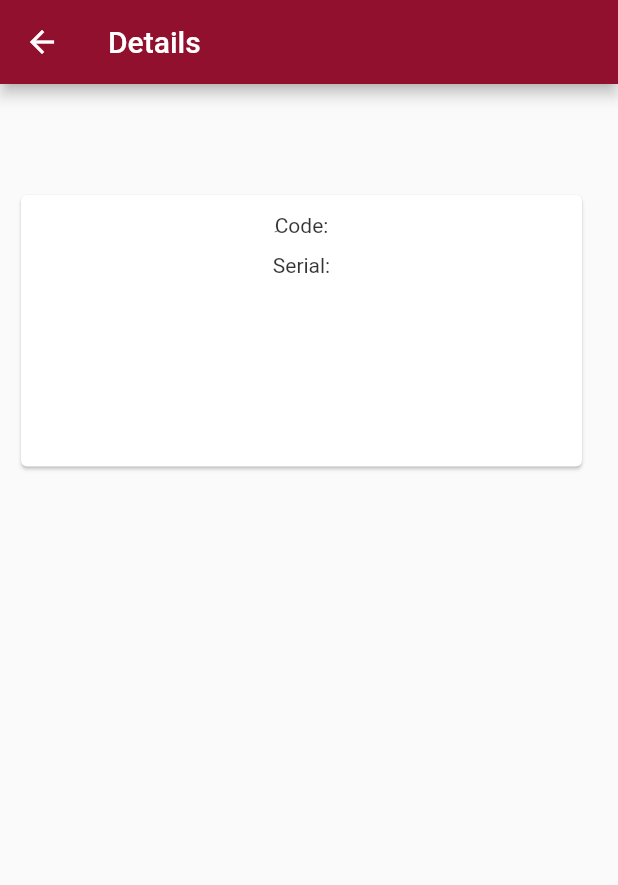
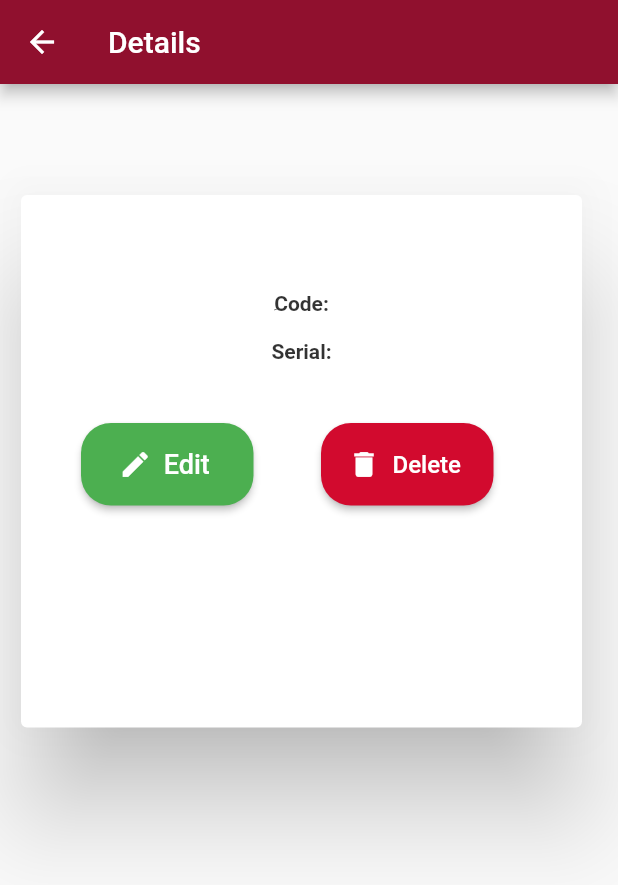
Before and after one commit to fourLinkERP/FourLinkERPMobile, a Flutter app: the DetailSalesInvoiceHWidget screen opened directly with empty values, on a phone screen of 412 x 824 dp. Shown: the top 885 px of the screen. Run offline on Flutter 3.47's test engine with Material 2 defaults, Android fonts, the phone set to English and light mode, and no system bars; our stand-ins replace carousel_slider, connectivity_plus, dio, dotted_border, dropdown_search, flutter_bloc and 19 more; missing offline and left inert: dart:ffi, mailer, syncfusion_flutter_signaturepad; accounts and stored records are empty; network calls fail; Roboto replaces fonts that are missing (jt).

Commit message:
commit in 2/11

```diff
--- a/assets/lang/ar.json
+++ b/assets/lang/ar.json
@@ -368,5 +368,6 @@
     "purchase": "مشتريات",
     "Sales": "مبيعات",
     "Today 8:26 AM": "اليوم 8:26 صباحا",
-    "185 cm": "185 سم"
+    "185 cm": "185 سم",
+    "Requests": "طلبات"
 }
--- a/lib/ui/module/accountreceivable/transactions/SalesInvoices/detailSalesInvoiceWidget.dart
+++ b/lib/ui/module/accountreceivable/transactions/SalesInvoices/detailSalesInvoiceWidget.dart
@@ -29,28 +29,29 @@ class _DetailSalesInvoiceHWidgetState extends State<DetailSalesInvoiceHWidget> {
         child: Container(
           padding: const EdgeInsets.only( top: 70.0, left: 10.0, right: 20.0, bottom: 0.0),
           child: Card(
+              color: Colors.white,
+              elevation: 30.0,
               child: Container(
-                  padding: const EdgeInsets.all(10.0),
-                  width: 440,
+                  padding: const EdgeInsets.only(top: 20.0, left: 0.0, bottom: 0.0),
+                  width: 400,
+                  height: 355,
                   child: Column(
                     children: <Widget>[
                       Container(
-                        margin: const EdgeInsets.fromLTRB(0, 0, 0, 10),
+                        margin: const EdgeInsets.only(left: 0.0, top: 42.0),
                         child: Column(
                           children: <Widget>[
-                            Text('code'.tr() + ':' + widget.salesInvoiceH.customerCode.toString()  , style: TextStyle(color: Colors.black.withOpacity(0.8))),
+                            Text('code'.tr() + ':' + widget.salesInvoiceH.customerCode.toString() ,
+                                style: TextStyle(fontWeight: FontWeight.bold,color: Colors.black.withOpacity(0.8))),
+                            const SizedBox(height: 15.0),
+                            Text('serial'.tr() + ':' + widget.salesInvoiceH.salesInvoicesSerial.toString()  ,
+                                style: TextStyle(fontWeight: FontWeight.bold,color: Colors.black.withOpacity(0.8))),
+
 
                           ],
                         ),
                       ),
-                      Container(
-                        margin: const EdgeInsets.fromLTRB(0, 0, 0, 10),
-                        child: Column(
-                          children: <Widget>[
-                            Text('serial'.tr() + ':' + widget.salesInvoiceH.salesInvoicesSerial.toString()  , style: TextStyle(color: Colors.black.withOpacity(0.8))),
-                          ],
-                        ),
-                      ),
+                      const SizedBox(height: 25.0),
                       // Container(
                       //   margin: EdgeInsets.fromLTRB(0, 0, 0, 10),
                       //   child: Column(
@@ -102,25 +103,59 @@ class _DetailSalesInvoiceHWidgetState extends State<DetailSalesInvoiceHWidget> {
                       //   ),
                       // ),
                       Container(
-                        margin: const EdgeInsets.fromLTRB(0, 0, 0, 10),
-                        child: Column(
+                        margin: const EdgeInsets.fromLTRB(40, 15, 0, 10),
+                        child: Row(
                           children: <Widget>[
-                            TextButton(
-                              //splashColor: Colors.red,
+                            Container(
+                              height: 55,
+                              width: 115,
+                              child: ElevatedButton.icon(
+                                icon: const Icon(
+                                  Icons.edit,
+                                  color: Colors.white,
+                                  size: 22.0,
+
+                                ),
+                                label: const Text('Edit', style: TextStyle(color: Colors.white, fontSize: 18.0)),
                                 onPressed: () {
                                   _navigateToEditScreen(context, widget.salesInvoiceH);
                                 },
-                              child: const Text('Edit', style: TextStyle(color: Colors.white)),
-                             // color: Colors.blue,
+                            style: ButtonStyle(
+                                  backgroundColor: MaterialStateProperty.all<Color>(Colors.green),
+                                  shape: MaterialStateProperty.all<RoundedRectangleBorder>(
+                                RoundedRectangleBorder(
+                                  borderRadius: BorderRadius.circular(20.0),
                                   ),
-                            TextButton  (
-                              //clipBehavior: Colors.red,
+                                ),
+                             ),
+                           ),
+                            ),
+                            const SizedBox(width: 45),
+                            Container(
+                              height: 55,
+                              width: 115,
+                              child: ElevatedButton.icon(
+                                icon: const Icon(
+                                  Icons.delete,
+                                  color: Colors.white,
+                                  size: 22.0,
+                                ),
+                                label: Text('delete'.tr(),
+                                    style: const TextStyle(color: Colors.white, fontSize: 16.0)),
                                 onPressed: () {
                                   _confirmDialog();
                                 },
-                              child: const Text('Delete', style: TextStyle(color: Colors.white)),
-                              //color: Colors.blue,
+                                style: ButtonStyle(
+                                  backgroundColor: MaterialStateProperty.all<Color>(const Color.fromRGBO(210, 10, 46, 1)),
+                                  shape: MaterialStateProperty.all<RoundedRectangleBorder>(
+                                    RoundedRectangleBorder(
+                                      borderRadius: BorderRadius.circular(20.0),
+                                    ),
+                                  ),
+                                ),
+                              ),
                             )
+                            //_confirmDialog();
                           ],
                         ),
                       ),
```
Also changed, not shown: lib/ui/module/accountreceivable/basicInputs/Customers/addCustomerDataWidget.dart (+7 -17 lines), lib/ui/module/accountreceivable/transactions/SalesInvoices/addSalesInvoiceDataWidget.dart (+1 -9 lines), lib/ui/module/accountreceivable/transactions/SalesOffers/salesOfferList.dart (+10 -10 lines), lib/ui/module/requests/ReqistsList.dart (added, +59 -0 lines), lib/ui/module/requests/myDuties.dart (added, +15 -0 lines), lib/ui/module/requests/myRequests.dart (added, +16 -0 lines), lib/ui/module/requests/newRequest.dart (added, +28 -0 lines), lib/ui/module/requests/tabControllerItems.dart (added, +33 -0 lines), lib/widgets/navigationDrawer/navigationDrawer.dart (+10 -20 lines). Lines whose indentation alone changed are shown as unchanged.
